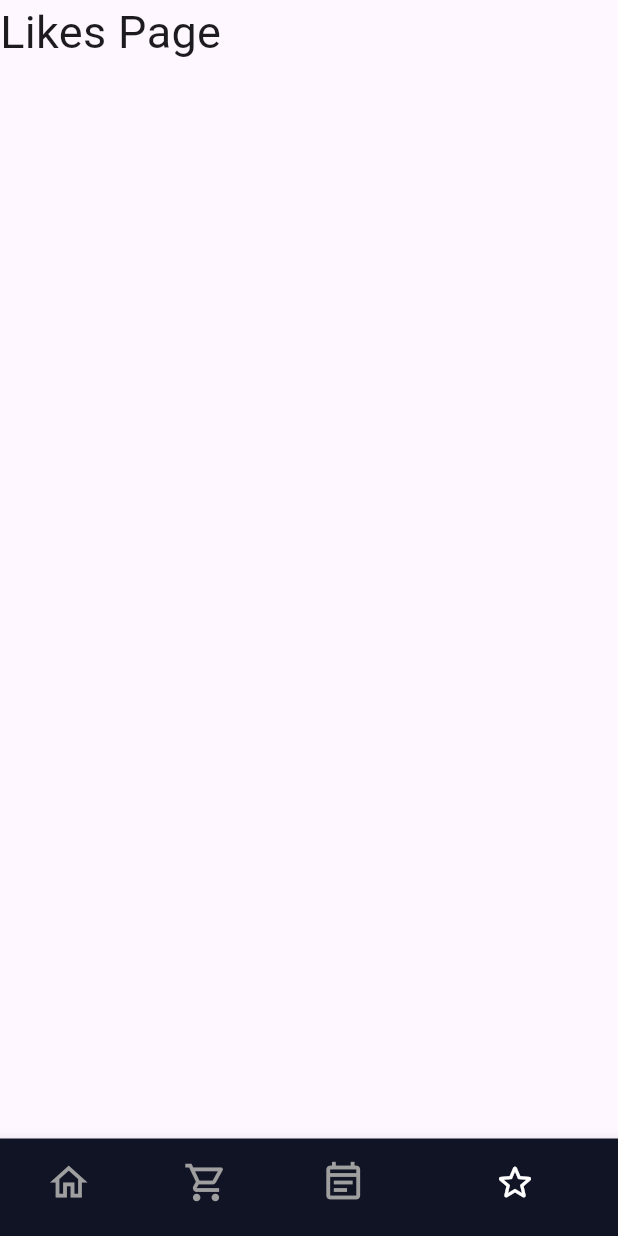
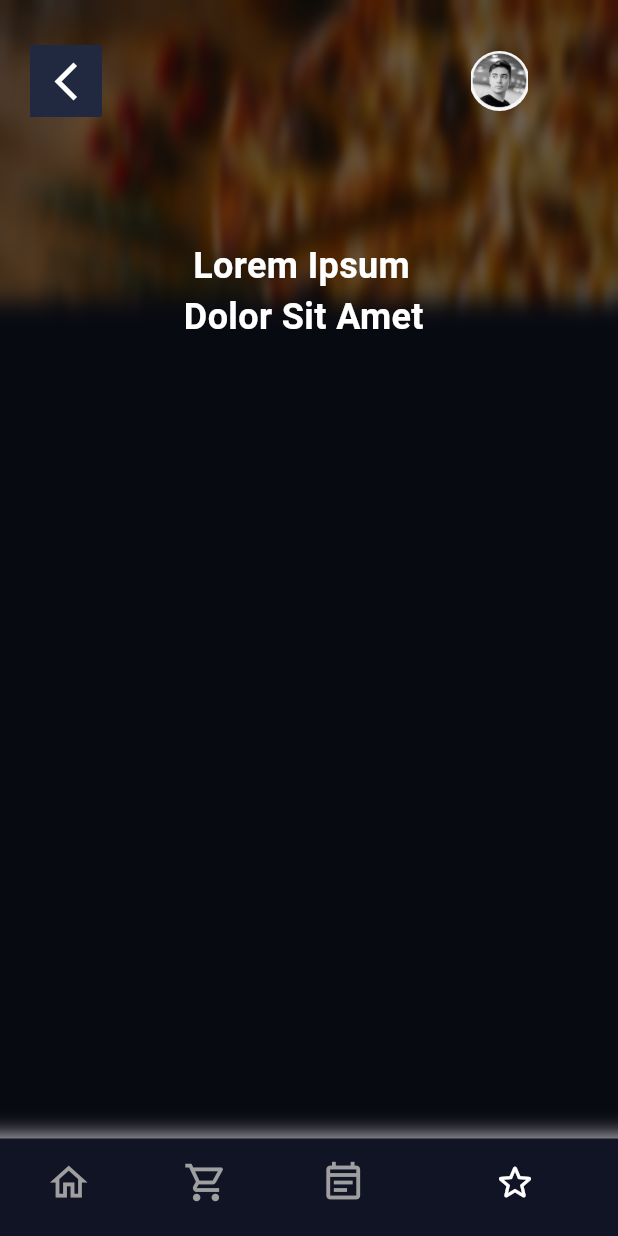
Before and after one commit to menukaAnujitha/pizza_order_app, a Flutter app: the screen it shows after launch, item 4 of the bottom bar chosen, on a phone screen of 412 x 824 dp. Run offline on Flutter 3.47's test engine with Material 3 defaults, Android fonts, the phone set to English and light mode, and no system bars.

Commit message:
feat : develop likes page

```diff
--- a/lib/UI pages/likes.dart
+++ b/lib/UI pages/likes.dart
@@ -1,4 +1,7 @@
+import 'dart:ui';
+
 import 'package:flutter/material.dart';
+import 'package:pizza_order_app/Models/pizza_card.dart';
 
 class LikesPage extends StatefulWidget {
   const LikesPage({super.key});
@@ -11,9 +14,78 @@ class _LikesPageState extends State<LikesPage> {
   @override
   Widget build(BuildContext context) {
     return Scaffold(
-      body: SafeArea(
-        child: Text('Likes Page', style: TextStyle(fontSize: 30)),
-      ),
-    );
+        backgroundColor: Color.fromARGB(255, 17, 20, 37),
+        body: Stack(
+          children: [
+            // Background image
+            Image.asset(
+              'lib/images/pizza.jpg',
+              fit: BoxFit.cover,
+              height: 200,
+              width: double.infinity,
+              alignment: Alignment.center,
+            ),
+
+            // Blur effect using BackdropFilter
+            Container(
+              color:
+                  Colors.black.withOpacity(0.5), // Adjust the opacity as needed
+              child: BackdropFilter(
+                filter: ImageFilter.blur(sigmaX: 2.0, sigmaY: 8.0),
+                child: Container(
+                  color: Colors.transparent,
+                ),
+              ),
+            ),
+
+            Column(
+              children: [
+                Padding(
+                  padding: const EdgeInsets.symmetric(
+                      horizontal: 20.0, vertical: 30.0),
+                  child: Row(
+                    children: [
+                      Container(
+                        color: Color.fromARGB(255, 33, 41, 64),
+                        child: IconButton(
+                            iconSize: 30,
+                            color: Colors.white,
+                            icon: const Icon(
+                              Icons.arrow_back_ios_new,
+                              color: Colors.white,
+                            ),
+                            onPressed: () {}),
+                      ),
+                      SizedBox(width: 245),
+                      Container(
+                        child: ClipRRect(
+                          borderRadius: BorderRadius.circular(50),
+                          child: Image.asset(
+                            'lib/images/profile.jpg',
+                            width: 40,
+                            height: 40,
+                          ),
+                        ),
+                      )
+                    ],
+                  ),
+                ),
+              ],
+            ),
+
+            Padding(
+              padding:
+                  const EdgeInsets.symmetric(vertical: 160.0, horizontal: 110),
+              child: Text(
+                '   Lorem Ipsum \n  Dolor Sit Amet',
+                style: TextStyle(
+                  color: Colors.white,
+                  fontSize: 24.0,
+                  fontWeight: FontWeight.bold,
+                ),
+              ),
+            ),
+          ],
+        ));
   }
 }
```
